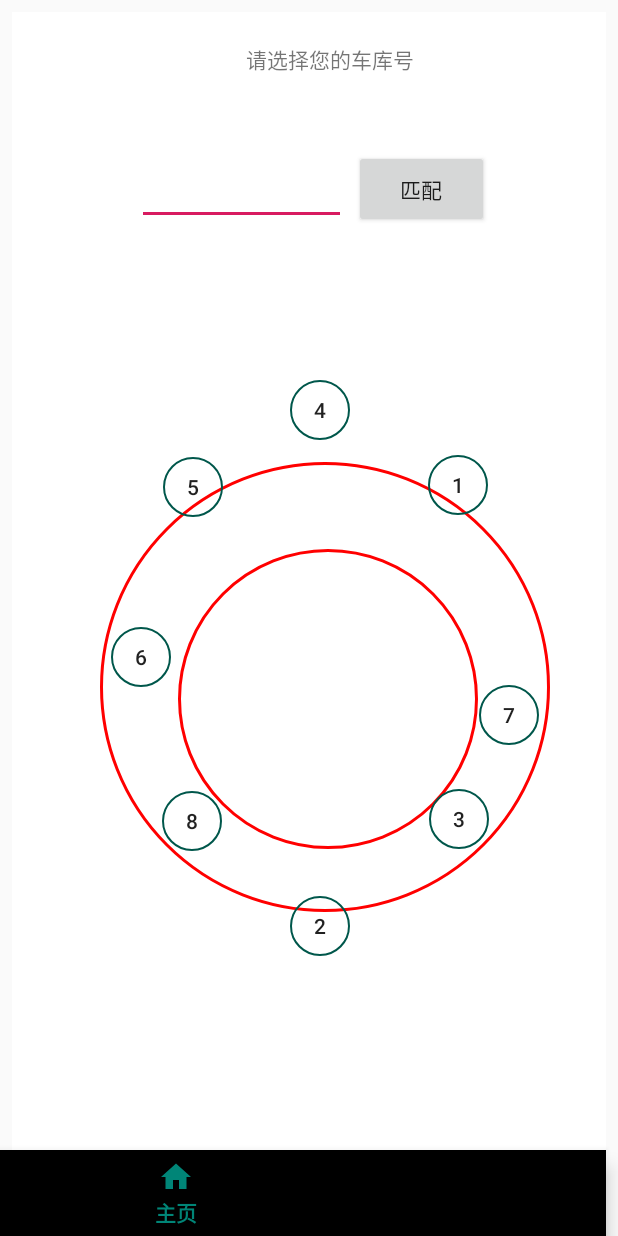
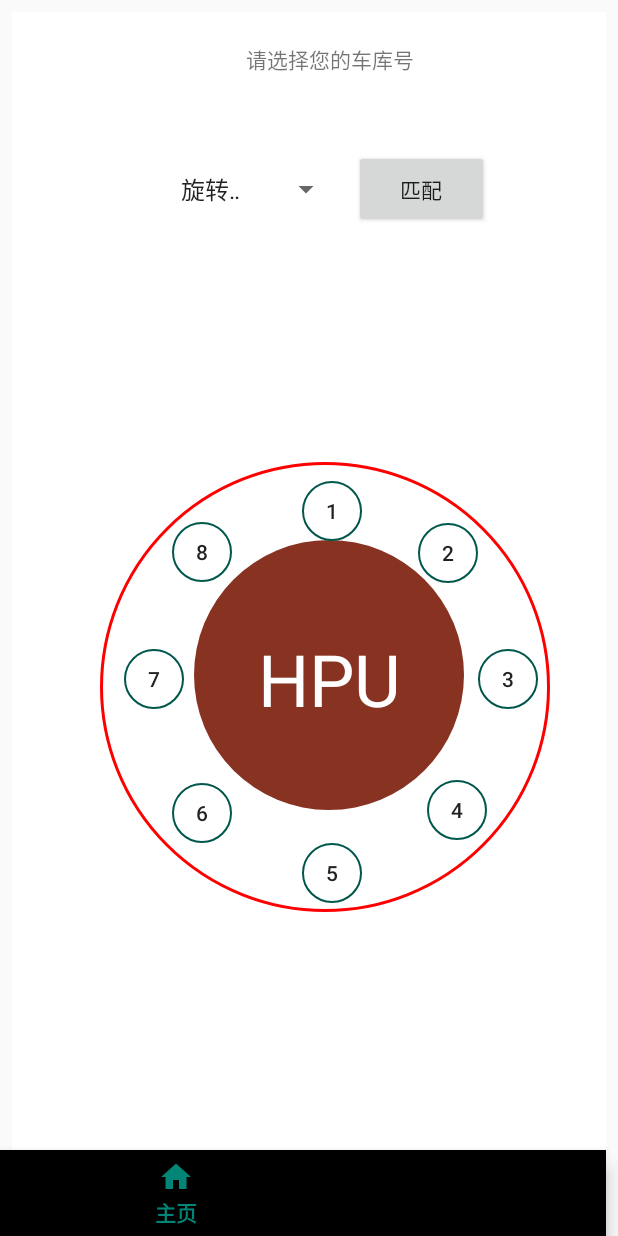
Before and after one commit to Yatogaii/GarageApplication, an Android app: the HomeFragment screen opened directly, with no data from a screen before it, on a phone screen of 412 x 824 dp. Run offline under Robolectric (Android 15) with nearby library versions, the phone set to English and light mode, and no system bars.

Commit message:
change view

```diff
--- a/app/src/main/java/android/my/garage/src/HomeFragment.java
+++ b/app/src/main/java/android/my/garage/src/HomeFragment.java
@@ -15,8 +15,10 @@ import android.util.Log;
 import android.view.LayoutInflater;
 import android.view.View;
 import android.view.ViewGroup;
+import android.widget.AdapterView;
 import android.widget.Button;
 import android.widget.EditText;
+import android.widget.Spinner;
 import android.widget.Toast;
 
 import org.json.JSONObject;
@@ -37,9 +39,11 @@ public class HomeFragment extends Fragment implements View.OnClickListener{
     Button sixBtn;
     Button sevenBtn;
     Button eightBtn;
-    EditText garageNum;
+    Spinner garageNum;
+    Button asyBtn;
     ObjectBox oBox = ObjectBox.getInstance();
     HashMap<Integer,Integer> garageID_Map;
+    int currentGarage,bakGarage;
     @Override
     public View onCreateView(LayoutInflater inflater, ViewGroup container, Bundle savedInstanceState){
         View view = inflater.inflate(R.layout.fragment_home,container,false);
@@ -57,6 +61,7 @@ public class HomeFragment extends Fragment implements View.OnClickListener{
         sevenBtn = view.findViewById(R.id.sevenBtn);
         eightBtn = view.findViewById(R.id.eightBtn);
         garageNum = view.findViewById(R.id.garageNum);
+        asyBtn = view.findViewById(R.id.asy_num);
         garageID_Map = new HashMap<>();
         garageID_Map.put(R.id.firstBtn,1);
         garageID_Map.put(R.id.secondBtn,2);
@@ -74,12 +79,28 @@ public class HomeFragment extends Fragment implements View.OnClickListener{
         sixBtn.setOnClickListener(this);
         sevenBtn.setOnClickListener(this);
         eightBtn.setOnClickListener(this);
+        asyBtn.setOnClickListener(this);
+        garageNum.setOnItemSelectedListener(new AdapterView.OnItemSelectedListener() {
+            @Override
+            public void onItemSelected(AdapterView<?> parent, View view, int position, long id) {
+                Log.w(TAG, "onItemClick:第"+position+1+"号车库");
+                bakGarage = position + 1;
+            }
+
+            @Override
+            public void onNothingSelected(AdapterView<?> parent) {
+
+            }
+        });
     }
-
     @Override
     public void onClick(View v) {
+        if(v.getId() == R.id.asy_num){
+            currentGarage = bakGarage;
+            return ;
+        }
         /* 先判断车库号里面是否有数据 */
-        if (garageNum.getText().toString().equals("") || garageNum == null){
+        if (currentGarage == 0){
             Toast.makeText(getContext(),"请先确认车库号！",Toast.LENGTH_LONG).show();
             return;
         }
@@ -98,7 +119,7 @@ public class HomeFragment extends Fragment implements View.OnClickListener{
         /* 创建弹出对话框 */
         AlertDialog.Builder alertBuilder = new AlertDialog.Builder(getContext());
         final int num = garageID_Map.get(id);
-        final int garageNo = Integer.parseInt(garageNum.getText().toString());
+        final int garageNo = currentGarage;
         alertBuilder.setTitle("请选择您要做的操作");
         alertBuilder.setPositiveButton("取车", new DialogInterface.OnClickListener() {
             @Override
--- a/app/src/main/java/android/my/garage/util/JDBC.java
+++ b/app/src/main/java/android/my/garage/util/JDBC.java
@@ -1,5 +1,6 @@
 package android.my.garage.util;
 
+import android.annotation.SuppressLint;
 import android.os.Parcel;
 import android.os.Parcelable;
 import android.util.Log;
@@ -22,7 +23,12 @@ public class JDBC implements Serializable {
     byte[] recBuf;
     public JDBC(){
         try{
-            getConnect();
+            new Thread(){
+                @Override
+                public void run(){
+                    getConnect();
+                }
+            }.start();
             recBuf = new byte[1024];
             Log.w(TAG, "JDBC: 数据库链接完成");
         }catch (Exception e){
--- /dev/null
+++ b/app/src/main/res/drawable/circle_shape.xml
@@ -0,0 +1,6 @@
+<?xml version="1.0" encoding="utf-8"?>
+<shape xmlns:android="http://schemas.android.com/apk/res/android"
+    android:shape="oval">
+        <solid android:width="2dp" android:color="#f832"/>
+        <size android:height="180dp" android:width="180dp" />
+</shape>
--- a/app/src/main/res/layout/fragment_home.xml
+++ b/app/src/main/res/layout/fragment_home.xml
@@ -6,21 +6,38 @@
     android:layout_height="match_parent"
     android:background="@color/colorWhite">
 
-    <EditText
-        android:id="@+id/garageNum"
-        android:layout_width="139dp"
-        android:layout_height="50dp"
+    <View
+        android:id="@+id/view"
+        android:layout_width="300dp"
+        android:layout_height="300dp"
         android:layout_marginStart="8dp"
         android:layout_marginTop="8dp"
         android:layout_marginEnd="8dp"
         android:layout_marginBottom="8dp"
-        android:inputType="number"
+        android:background="@drawable/m_ring"
         app:layout_constraintBottom_toBottomOf="parent"
         app:layout_constraintEnd_toEndOf="parent"
-        app:layout_constraintHorizontal_bias="0.314"
+        app:layout_constraintHorizontal_bias="0.632"
         app:layout_constraintStart_toStartOf="parent"
         app:layout_constraintTop_toTopOf="parent"
-        app:layout_constraintVertical_bias="0.112" />
+        app:layout_constraintVertical_bias="0.584" />
+
+    <View
+        android:id="@+id/view2"
+        android:layout_width="180dp"
+        android:layout_height="180dp"
+        android:layout_marginStart="8dp"
+        android:layout_marginTop="8dp"
+        android:layout_marginEnd="8dp"
+        android:layout_marginBottom="8dp"
+        android:background="@drawable/circle_shape"
+        app:layout_constraintBottom_toBottomOf="parent"
+        app:layout_constraintEnd_toEndOf="parent"
+        app:layout_constraintHorizontal_bias="0.565"
+        app:layout_constraintStart_toStartOf="parent"
+        app:layout_constraintTop_toTopOf="parent"
+        app:layout_constraintVertical_bias="0.555" />
+
     <Button
         android:id="@+id/firstBtn"
         android:layout_width="40dp"
@@ -32,12 +49,12 @@
         android:background="@drawable/btn_shape"
         android:text="1"
         android:theme="@style/RippleWhite"
-        app:layout_constraintBottom_toBottomOf="parent"
-        app:layout_constraintEnd_toEndOf="parent"
-        app:layout_constraintHorizontal_bias="0.792"
-        app:layout_constraintStart_toStartOf="parent"
-        app:layout_constraintTop_toTopOf="parent"
-        app:layout_constraintVertical_bias="0.378" />
+        app:layout_constraintBottom_toBottomOf="@+id/view2"
+        app:layout_constraintEnd_toEndOf="@+id/view"
+        app:layout_constraintHorizontal_bias="0.353"
+        app:layout_constraintStart_toStartOf="@+id/view2"
+        app:layout_constraintTop_toTopOf="@+id/view"
+        app:layout_constraintVertical_bias="0.027" />
 
     <Button
         android:id="@+id/secondBtn"
@@ -47,12 +64,12 @@
         android:background="@drawable/btn_shape"
         android:text="2"
         android:theme="@style/RippleWhite"
-        app:layout_constraintBottom_toBottomOf="parent"
-        app:layout_constraintEnd_toEndOf="parent"
-        app:layout_constraintHorizontal_bias="0.52"
-        app:layout_constraintStart_toStartOf="parent"
-        app:layout_constraintTop_toBottomOf="@+id/fourBtn"
-        app:layout_constraintVertical_bias="0.613" />
+        app:layout_constraintBottom_toBottomOf="@+id/view2"
+        app:layout_constraintEnd_toEndOf="@+id/view"
+        app:layout_constraintHorizontal_bias="0.756"
+        app:layout_constraintStart_toStartOf="@+id/view2"
+        app:layout_constraintTop_toTopOf="@+id/view"
+        app:layout_constraintVertical_bias="0.176" />
 
     <Button
         android:id="@+id/thirdBtn"
@@ -65,55 +82,62 @@
         android:background="@drawable/btn_shape"
         android:text="3"
         android:theme="@style/RippleWhite"
-        app:layout_constraintBottom_toBottomOf="parent"
-        app:layout_constraintEnd_toEndOf="parent"
-        app:layout_constraintHorizontal_bias="0.649"
-        app:layout_constraintStart_toEndOf="@+id/eightBtn"
-        app:layout_constraintTop_toBottomOf="@+id/firstBtn"
-        app:layout_constraintVertical_bias="0.412" />
+        app:layout_constraintBottom_toBottomOf="@+id/view2"
+        app:layout_constraintEnd_toEndOf="@+id/view"
+        app:layout_constraintHorizontal_bias="1.0"
+        app:layout_constraintStart_toStartOf="@+id/view2"
+        app:layout_constraintTop_toTopOf="@+id/view"
+        app:layout_constraintVertical_bias="0.664" />
 
     <Button
         android:id="@+id/fourBtn"
         android:layout_width="40dp"
         android:layout_height="40dp"
+        android:layout_marginStart="8dp"
+        android:layout_marginTop="8dp"
+        android:layout_marginEnd="8dp"
+        android:layout_marginBottom="8dp"
         android:background="@drawable/btn_shape"
         android:text="4"
         android:theme="@style/RippleWhite"
-        app:layout_constraintBottom_toBottomOf="parent"
-        app:layout_constraintEnd_toEndOf="parent"
-        app:layout_constraintHorizontal_bias="0.52"
-        app:layout_constraintStart_toStartOf="parent"
-        app:layout_constraintTop_toTopOf="parent"
-        app:layout_constraintVertical_bias="0.316" />
+        app:layout_constraintBottom_toBottomOf="@+id/view"
+        app:layout_constraintEnd_toEndOf="@+id/view"
+        app:layout_constraintHorizontal_bias="0.812"
+        app:layout_constraintStart_toStartOf="@+id/view2"
+        app:layout_constraintTop_toTopOf="@+id/view2"
+        app:layout_constraintVertical_bias="0.792" />
 
     <Button
         android:id="@+id/fiveBtn"
         android:layout_width="40dp"
         android:layout_height="40dp"
+        android:layout_marginTop="8dp"
         android:layout_marginEnd="8dp"
         android:background="@drawable/btn_shape"
         android:text="5"
         android:theme="@style/RippleWhite"
-        app:layout_constraintBottom_toBottomOf="parent"
-        app:layout_constraintEnd_toStartOf="@+id/firstBtn"
-        app:layout_constraintHorizontal_bias="0.44"
-        app:layout_constraintStart_toStartOf="parent"
-        app:layout_constraintTop_toTopOf="parent"
-        app:layout_constraintVertical_bias="0.382" />
+        app:layout_constraintBottom_toBottomOf="@+id/view"
+        app:layout_constraintEnd_toEndOf="@+id/view"
+        app:layout_constraintHorizontal_bias="0.38"
+        app:layout_constraintStart_toStartOf="@+id/view2"
+        app:layout_constraintTop_toBottomOf="@+id/eightBtn"
+        app:layout_constraintVertical_bias="0.965" />
 
     <Button
         android:id="@+id/sixBtn"
         android:layout_width="40dp"
         android:layout_height="40dp"
+        android:layout_marginEnd="8dp"
+        android:layout_marginBottom="8dp"
         android:background="@drawable/btn_shape"
         android:text="6"
         android:theme="@style/RippleWhite"
-        app:layout_constraintBottom_toBottomOf="parent"
-        app:layout_constraintEnd_toEndOf="parent"
-        app:layout_constraintHorizontal_bias="0.186"
-        app:layout_constraintStart_toStartOf="parent"
-        app:layout_constraintTop_toTopOf="parent"
-        app:layout_constraintVertical_bias="0.528" />
+        app:layout_constraintBottom_toBottomOf="@+id/view"
+        app:layout_constraintEnd_toEndOf="@+id/view2"
+        app:layout_constraintHorizontal_bias="0.246"
+        app:layout_constraintStart_toStartOf="@+id/view"
+        app:layout_constraintTop_toTopOf="@+id/view"
+        app:layout_constraintVertical_bias="0.849" />
 
     <Button
         android:id="@+id/sevenBtn"
@@ -125,12 +149,12 @@
         android:background="@drawable/btn_shape"
         android:text="7"
         android:theme="@style/RippleWhite"
-        app:layout_constraintBottom_toBottomOf="@+id/secondBtn"
-        app:layout_constraintEnd_toEndOf="parent"
-        app:layout_constraintHorizontal_bias="0.893"
-        app:layout_constraintStart_toStartOf="parent"
+        app:layout_constraintBottom_toBottomOf="@+id/view2"
+        app:layout_constraintEnd_toEndOf="@+id/view2"
+        app:layout_constraintHorizontal_bias="0.042"
+        app:layout_constraintStart_toStartOf="@+id/view"
         app:layout_constraintTop_toTopOf="@+id/view"
-        app:layout_constraintVertical_bias="0.529" />
+        app:layout_constraintVertical_bias="0.678" />
 
     <Button
         android:id="@+id/eightBtn"
@@ -143,12 +167,12 @@
         android:background="@drawable/btn_shape"
         android:text="8"
         android:theme="@style/RippleWhite"
-        app:layout_constraintBottom_toBottomOf="parent"
-        app:layout_constraintEnd_toEndOf="parent"
-        app:layout_constraintHorizontal_bias="0.271"
-        app:layout_constraintStart_toStartOf="parent"
-        app:layout_constraintTop_toBottomOf="@+id/fiveBtn"
-        app:layout_constraintVertical_bias="0.412" />
+        app:layout_constraintBottom_toBottomOf="@+id/view2"
+        app:layout_constraintEnd_toEndOf="@+id/view2"
+        app:layout_constraintHorizontal_bias="0.213"
+        app:layout_constraintStart_toStartOf="@+id/view"
+        app:layout_constraintTop_toTopOf="@+id/view"
+        app:layout_constraintVertical_bias="0.183" />
 
     <TextView
         android:id="@+id/textView3"
@@ -166,22 +190,6 @@
         app:layout_constraintTop_toTopOf="parent"
         app:layout_constraintVertical_bias="0.016" />
 
-    <View
-        android:id="@+id/view"
-        android:layout_width="300dp"
-        android:layout_height="300dp"
-        android:layout_marginStart="8dp"
-        android:layout_marginTop="8dp"
-        android:layout_marginEnd="8dp"
-        android:layout_marginBottom="8dp"
-        android:background="@drawable/m_ring"
-        app:layout_constraintBottom_toBottomOf="parent"
-        app:layout_constraintEnd_toEndOf="parent"
-        app:layout_constraintHorizontal_bias="0.632"
-        app:layout_constraintStart_toStartOf="parent"
-        app:layout_constraintTop_toTopOf="parent"
-        app:layout_constraintVertical_bias="0.584" />
-
     <!--<android.my.garage.src.CirclrView-->
         <!--android:id="@+id/circlrView"-->
         <!--android:layout_width="wrap_content"-->
@@ -195,24 +203,8 @@
         <!--app:layout_constraintStart_toStartOf="parent"-->
         <!--app:layout_constraintTop_toTopOf="parent" />-->
 
-    <View
-        android:id="@+id/view2"
-        android:layout_width="200dp"
-        android:layout_height="200dp"
-        android:layout_marginStart="8dp"
-        android:layout_marginTop="8dp"
-        android:layout_marginEnd="8dp"
-        android:layout_marginBottom="8dp"
-        android:background="@drawable/m_ring"
-        app:layout_constraintBottom_toBottomOf="parent"
-        app:layout_constraintEnd_toEndOf="parent"
-        app:layout_constraintHorizontal_bias="0.571"
-        app:layout_constraintStart_toStartOf="parent"
-        app:layout_constraintTop_toTopOf="parent"
-        app:layout_constraintVertical_bias="0.583" />
-
     <Button
-        android:id="@+id/changeNumberBtn"
+        android:id="@+id/asy_num"
         android:layout_width="90dp"
         android:layout_height="52dp"
         android:layout_marginStart="8dp"
@@ -227,5 +219,36 @@
         app:layout_constraintTop_toTopOf="parent"
         app:layout_constraintVertical_bias="0.112" />
 
+    <Spinner
+        android:id="@+id/garageNum"
+        android:layout_width="115dp"
+        android:layout_height="52dp"
+        android:layout_marginStart="68dp"
+        android:layout_marginTop="8dp"
+        android:layout_marginEnd="8dp"
+        android:layout_marginBottom="8dp"
+
+        android:entries="@array/arr_snniper"
+
+        app:layout_constraintBottom_toBottomOf="parent"
+        app:layout_constraintEnd_toStartOf="@+id/asy_num"
+        app:layout_constraintHorizontal_bias="1.0"
+        app:layout_constraintStart_toStartOf="parent"
+        app:layout_constraintTop_toTopOf="parent"
+        app:layout_constraintVertical_bias="0.112" />
+
+    <TextView
+        android:id="@+id/textView6"
+        android:layout_width="130dp"
+        android:layout_height="60dp"
+        android:text="HPU"
+        android:textSize="48dp"
+        android:gravity="center"
+        android:textColor="@color/colorWhite"
+        app:layout_constraintBottom_toBottomOf="@+id/view2"
+        app:layout_constraintEnd_toEndOf="@+id/view2"
+        app:layout_constraintStart_toStartOf="@+id/view2"
+        app:layout_constraintTop_toTopOf="@+id/view2" />
+
 
 </android.support.constraint.ConstraintLayout>
--- /dev/null
+++ b/app/src/main/res/values/array_spinner.xml
@@ -0,0 +1,14 @@
+<?xml version="1.0" encoding="utf-8"?>
+<resources>
+    <string-array name="arr_snniper">
+        <item>旋转车库1号</item>
+        <item>旋转车库2号</item>
+        <item>旋转车库3号</item>
+        <item>旋转车库4号</item>
+        <item>旋转车库5号</item>
+        <item>旋转车库6号</item>
+        <item>旋转车库7号</item>
+        <item>旋转车库8号</item>
+        <item>旋转车库9号</item>
+    </string-array>
+</resources>
```
